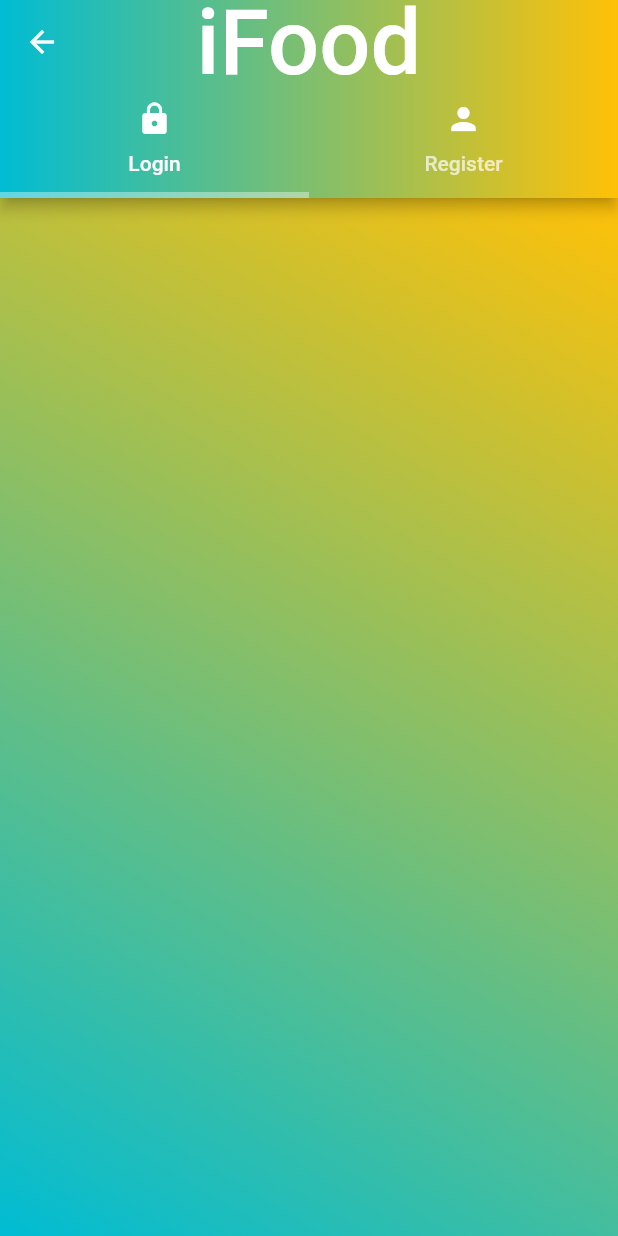
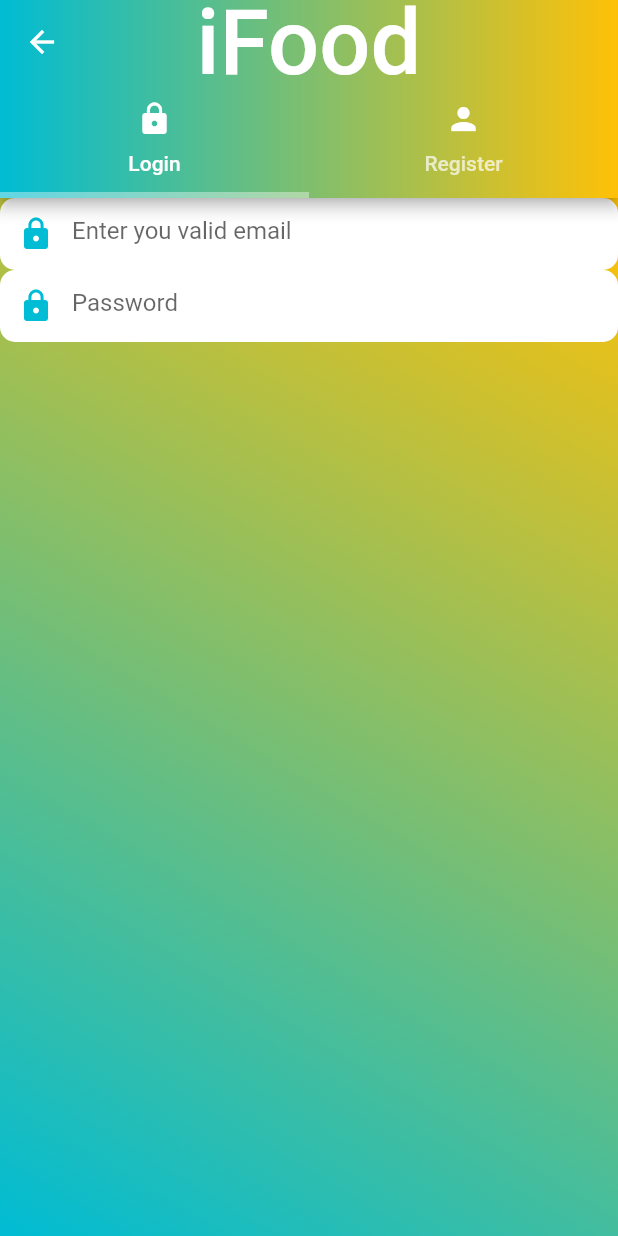
Before and after one commit to thohid44/resturant_app_coding_cafe, a Flutter app: the AuthScreen screen opened directly, on a phone screen of 412 x 824 dp. Run offline on Flutter 3.47's test engine with Material 2 defaults, Android fonts, the phone set to English and light mode, and no system bars; our stand-ins replace geocoding, geolocator, image_picker; Roboto replaces fonts that are missing (Lobster).

Commit message:
date 4/12/21

```diff
--- a/lib/authentication/auth_screen.dart
+++ b/lib/authentication/auth_screen.dart
@@ -72,3 +72,4 @@ class _AuthScreenState extends State<AuthScreen> {
     );
   }
 }
+//https://www.youtube.com/watch?v=hCqKuLoDSkg
--- a/lib/authentication/login_screen.dart
+++ b/lib/authentication/login_screen.dart
@@ -1,4 +1,5 @@
 import 'package:flutter/material.dart';
+import 'package:fooderlich/widgets/custom_text_filed.dart';
 
 class LoginScreen extends StatefulWidget {
   const LoginScreen({Key? key}) : super(key: key);
@@ -8,8 +9,34 @@ class LoginScreen extends StatefulWidget {
 }
 
 class _LoginScreenState extends State<LoginScreen> {
+  final GlobalKey<FormState> _formkey = GlobalKey<FormState>();
+  final TextEditingController _passwordController = TextEditingController();
+  final TextEditingController _emailController = TextEditingController();
   @override
   Widget build(BuildContext context) {
-    return Container();
+    return SingleChildScrollView(
+        child: Container(
+      child: Column(
+        children: [
+          Form(
+              child: Column(
+            children: [
+              CustomTextField(
+                data: Icons.lock,
+                controller: _emailController,
+                hinText: "Enter you valid email",
+                isObscure: false,
+              ),
+              CustomTextField(
+                data: Icons.lock,
+                controller: _passwordController,
+                hinText: "Password",
+                isObscure: true,
+              )
+            ],
+          ))
+        ],
+      ),
+    ));
   }
 }
--- a/pubspec.yaml
+++ b/pubspec.yaml
@@ -30,6 +30,8 @@ dependencies:
   flutter:
     sdk: flutter
   image_picker: ^0.8.4+4
+  geolocator: ^8.0.0
+  geocoding: ^2.0.1
 
 
   # The following adds the Cupertino Icons font to your application.
```
Also changed, not shown: lib/authentication/register_screen.dart (+37 -1 lines), lib/test.dart (added, +47 -0 lines), pubspec.lock, 2 other files.
